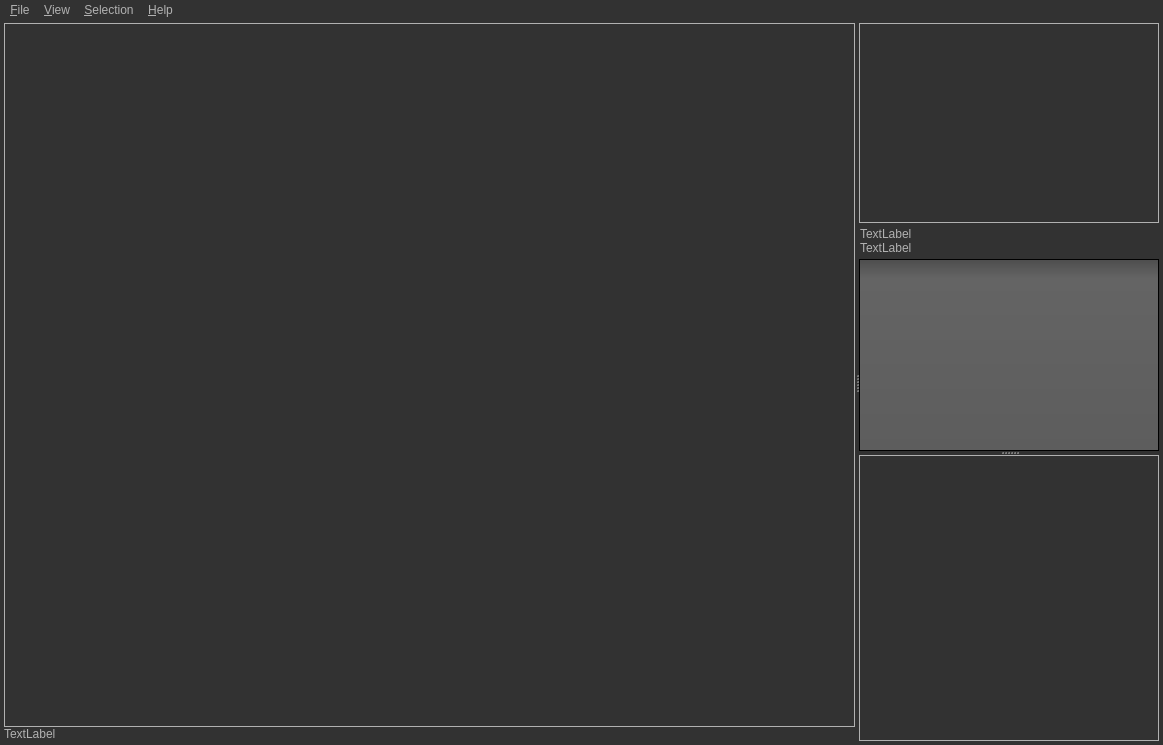
Old version of the form src/saisieQT/mainwindow.ui in the repository micmacIGN/micmac.
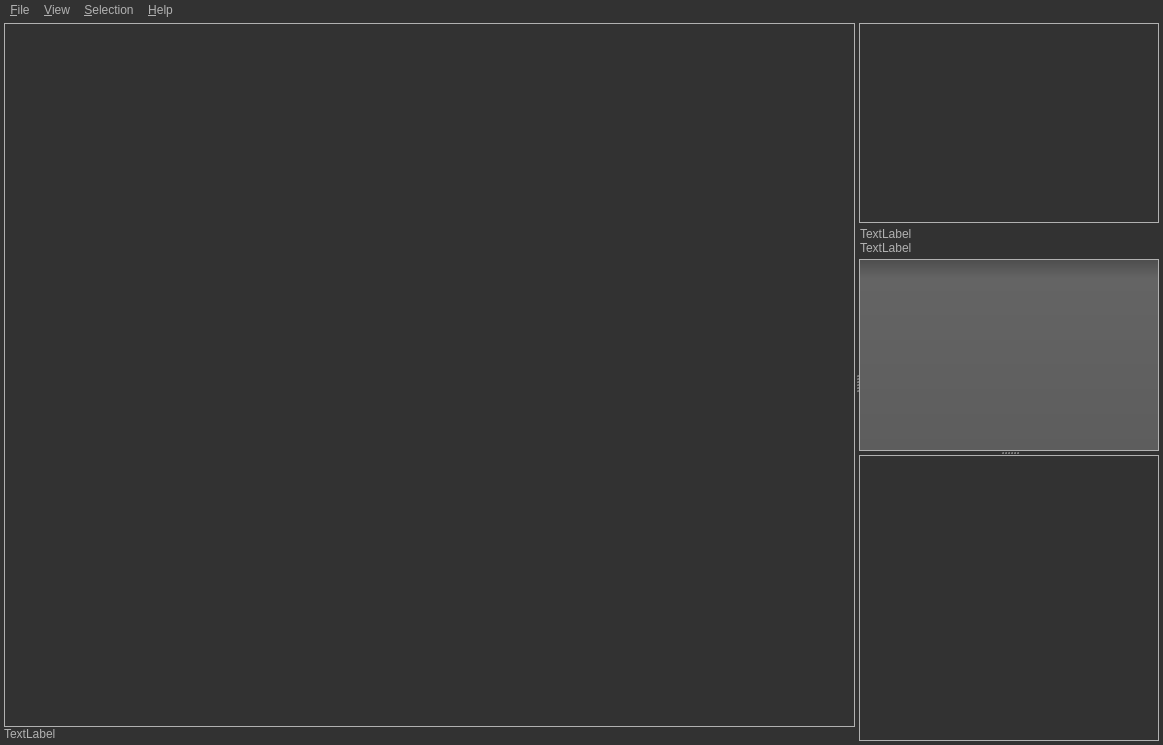
New version of the form. Icons and pictures are not drawn.

Commit message: SaisieQt : ui style

What changed in the file:
```diff
--- a/src/saisieQT/mainwindow.ui
+++ b/src/saisieQT/mainwindow.ui
@@ -53,6 +53,17 @@
     color: #000000;
 }
 
+QTableView
+{
+	gridline-color: gray 
+}
+
+QTableView:item:hover
+{
+    background-color: #ffa02f;
+    color: #000000;
+}
+
 QFrame[frameShape=&quot;1&quot;]
 {
 	border: 1px solid #707070;
@@ -307,10 +318,10 @@
 
 QHeaderView::section
 {
-    background-color: QLinearGradient(x1:0, y1:0, x2:0, y2:1, stop:0 #616161, stop: 0.5 #505050, stop: 0.6 #434343, stop:1 #656565);
+    background-color: QLinearGradient(x1:0, y1:0, x2:0, y2:1, stop:0 #616161, /*stop: 0.5 #505050, stop: 0.6 #434343, */stop:1 #656565);
     color: white;
     padding-left: 4px;
-    border: 1px solid #6c6c6c;
+    border: 1px solid gray;
 }
 
 QCheckBox:disabled
@@ -768,7 +779,26 @@
           </widget>
          </item>
          <item>
-          <widget class="QTableView" name="tableView"/>
+          <widget class="QTableView" name="tableView">
+           <property name="frameShape">
+            <enum>QFrame::Box</enum>
+           </property>
+           <property name="frameShadow">
+            <enum>QFrame::Plain</enum>
+           </property>
+           <property name="sizeAdjustPolicy">
+            <enum>QAbstractScrollArea::AdjustIgnored</enum>
+           </property>
+           <property name="gridStyle">
+            <enum>Qt::SolidLine</enum>
+           </property>
+           <attribute name="horizontalHeaderStretchLastSection">
+            <bool>true</bool>
+           </attribute>
+           <attribute name="verticalHeaderVisible">
+            <bool>false</bool>
+           </attribute>
+          </widget>
          </item>
         </layout>
        </widget>
```
